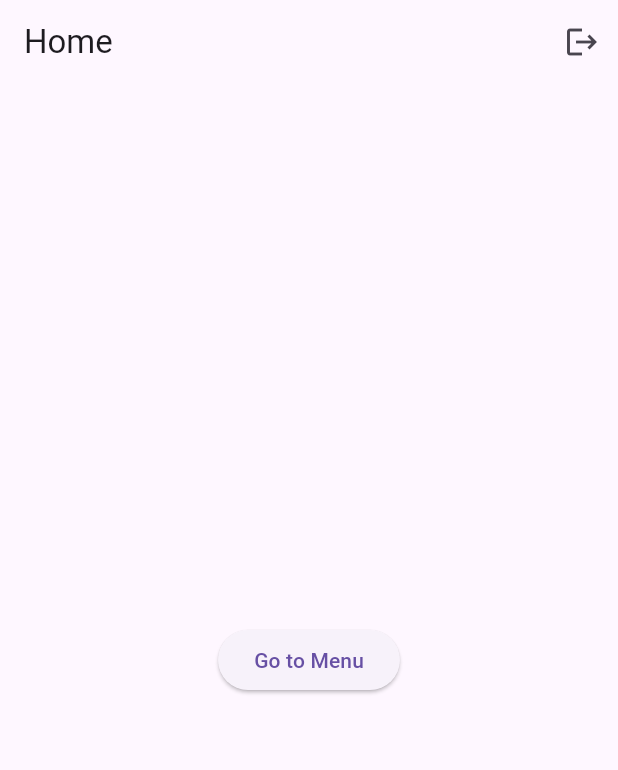
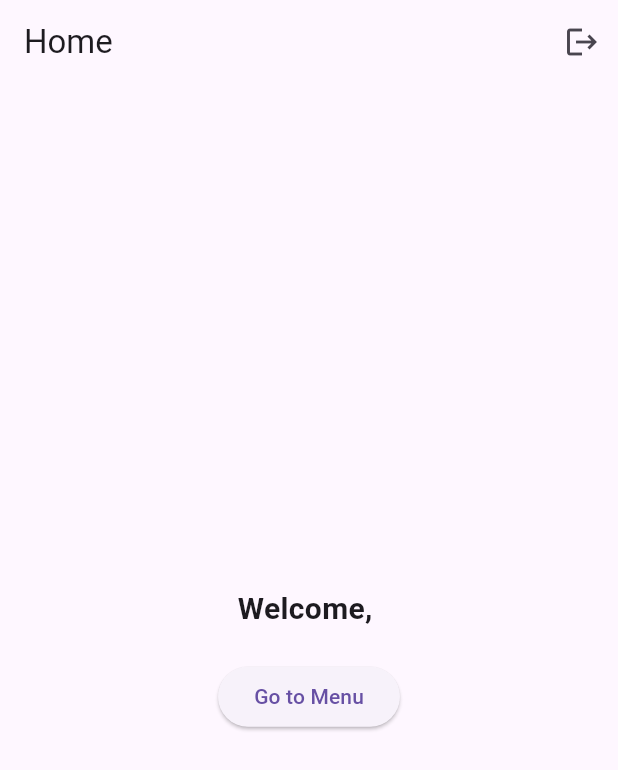
Before and after one commit to AmrIbra/Menu-Flutter, a Flutter app: the screen it shows once a user with an empty profile is signed in, on a phone screen of 412 x 824 dp. Shown: the top 770 px of the screen. Run offline on Flutter 3.47's test engine with Material 3 defaults, Android fonts, the phone set to English and light mode, and no system bars; our stand-ins replace cloud_firestore, firebase_auth, firebase_core, shared_preferences, youtube_player_flutter; accounts and stored records are empty.

Commit message:
Added welcoming message to the home screen

```diff
--- a/lib/screens/home_screen.dart
+++ b/lib/screens/home_screen.dart
@@ -11,11 +11,13 @@ class HomeScreen extends StatefulWidget {
 }
 
 class _HomeScreenState extends State<HomeScreen> {
+  User? user;
   List<Meal> favoriteMeals = [];
 
   @override
   void initState() {
     super.initState();
+    user = FirebaseAuth.instance.currentUser;
     _loadFavorites();
   }
 
@@ -45,7 +47,15 @@ class _HomeScreenState extends State<HomeScreen> {
         ],
       ),
       body: Center(
-        child: ElevatedButton(
+        child: Column(
+          mainAxisAlignment: MainAxisAlignment.center,
+          children: [
+            Text(
+              'Welcome, ${user?.email ?? 'Guest'}',
+              style: TextStyle(fontSize: 20, fontWeight: FontWeight.bold),
+            ),
+            SizedBox(height: 20),
+            ElevatedButton(
               onPressed: () {
                 Navigator.push(
                   context,
@@ -54,6 +64,8 @@ class _HomeScreenState extends State<HomeScreen> {
               },
               child: Text('Go to Menu'),
             ),
+          ],
+        ),
       ),
     );
   }
```
Lines whose indentation alone changed are shown as unchanged.
